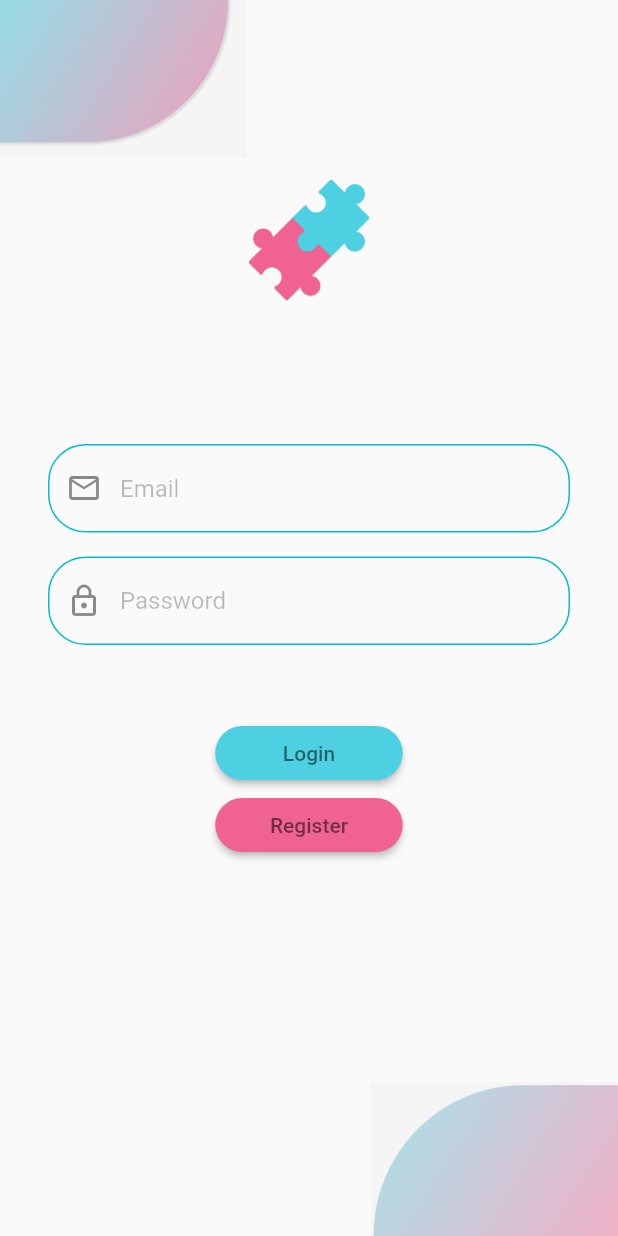
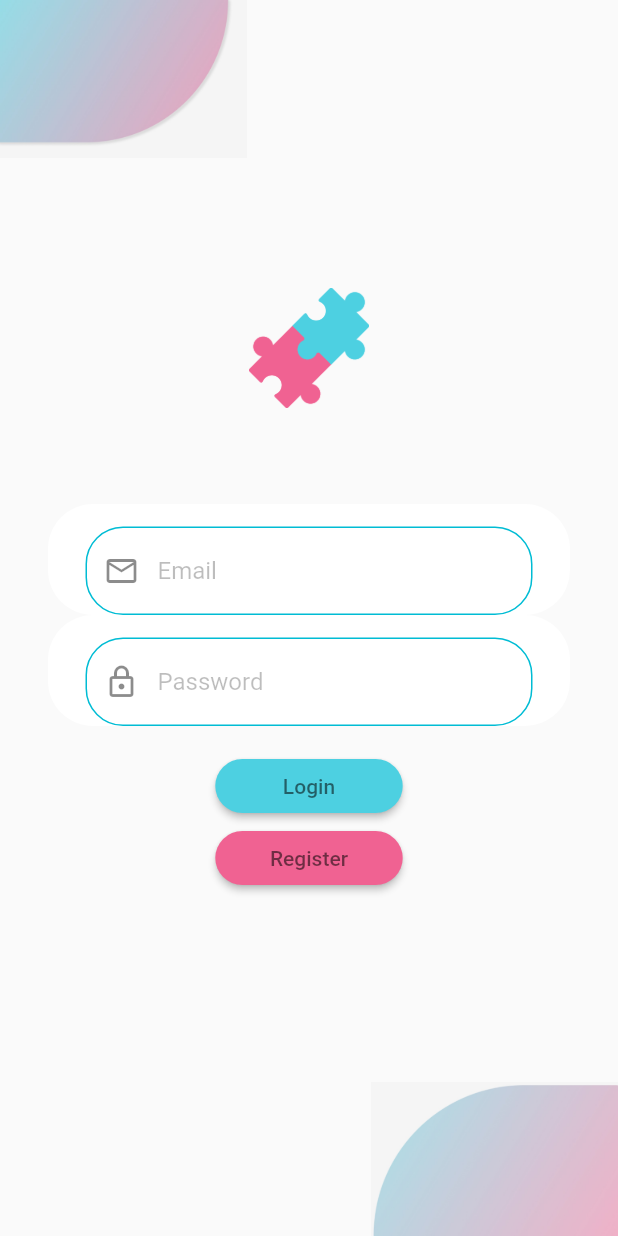
Before and after one commit to AdrianSzacsko/mtaa_frontend, a Flutter app: the screen it shows after launch, on a phone screen of 412 x 824 dp. Run offline on Flutter 3.47's test engine with Material 2 defaults, Android fonts, the phone set to English and light mode, and no system bars; our stand-ins replace dio, form_field_validator; missing offline and left inert: dart:ffi.

```diff
--- a/lib/Screens/components/sign_in_form.dart
+++ /dev/null
@@ -1,72 +0,0 @@
-import 'package:flutter/material.dart';
-import 'package:form_field_validator/form_field_validator.dart';
-
-import '../../../constants.dart';
-
-class SignInForm extends StatelessWidget {
-  SignInForm({
-    Key? key,
-    required this.formKey,
-  }) : super(key: key);
-
-  final GlobalKey formKey;
-
-  late String _email, _password;
-
-  @override
-  Widget build(BuildContext context) {
-    return Form(
-      key: formKey,
-      child: Column(
-        crossAxisAlignment: CrossAxisAlignment.start,
-        children: [
-          const SizedBox(height:defaultPadding * 4),
-          // TextFieldName(text: "Email"),
-          TextFormField(
-            keyboardType: TextInputType.emailAddress,
-            decoration: InputDecoration(hintText: "Email",
-              hintStyle: const TextStyle(color: backgroundText),
-              prefixIcon: const Padding(
-                padding: EdgeInsets.only(top: 0), // add padding to adjust icon
-                child: Icon(Icons.email_outlined),
-              ),
-              enabledBorder: OutlineInputBorder(
-                borderSide: BorderSide(color: primaryColor),
-                borderRadius: BorderRadius.circular(25.0),
-              ),
-              focusedBorder:OutlineInputBorder(
-              borderSide: const BorderSide(color: secondaryColor, width: 2.0),
-              borderRadius: BorderRadius.circular(25.0),
-            ),),
-            validator: EmailValidator(errorText: "Use a valid email!"),
-            onSaved: (email) => _email = email!,
-
-          ),
-          const SizedBox(height: defaultPadding),
-          // TextFieldName(text: "Password"),
-          TextFormField(
-            // We want to hide our password
-            obscureText: true,
-            decoration: InputDecoration(hintText: "Password",
-              hintStyle: const TextStyle(color: backgroundText),
-              prefixIcon: const Padding(
-                padding: EdgeInsets.only(top: 0), // add padding to adjust icon
-                child: Icon(Icons.lock_outlined),
-              ),
-              enabledBorder: OutlineInputBorder(
-                borderSide: BorderSide(color: primaryColor),
-                borderRadius: BorderRadius.circular(25.0),
-              ),
-              focusedBorder:OutlineInputBorder(
-                borderSide: const BorderSide(color: secondaryColor, width: 2.0),
-                borderRadius: BorderRadius.circular(25.0),
-              ),),
-            // validator: passwordValidator,
-            onSaved: (password) => _password = password!,
-          ),
-          const SizedBox(height: defaultPadding * 2),
-        ],
-      ),
-    );
-  }
-}
--- a/lib/Screens/login_screen.dart
+++ b/lib/Screens/login_screen.dart
@@ -60,7 +60,7 @@ class LoginScreen extends StatelessWidget {
   Widget build(BuildContext context) {
     return Scaffold(
       body: Container(
-        decoration: BoxDecoration(
+        decoration: const BoxDecoration(
           image: DecorationImage(
             alignment: Alignment.topCenter,
             fit: BoxFit.fill,
--- a/lib/Screens/sign_in_screen.dart
+++ b/lib/Screens/sign_in_screen.dart
@@ -1,3 +1,4 @@
+import 'package:form_field_validator/form_field_validator.dart';
 import 'package:mtaa_frontend/Screens/register_screen.dart';
 import 'package:flutter/material.dart';
 import 'package:mtaa_frontend/Screens/search_screen.dart';
@@ -5,13 +6,46 @@ import 'package:provider/provider.dart';
 
 import '../../constants.dart';
 import '../Models/auth.dart';
-import 'components/sign_in_form.dart';
+
 
 class SignInScreen extends StatelessWidget {
   // It's time to validat the text field
   final _formKey = GlobalKey<FormState>();
   final emailController = TextEditingController();
   final passwordController = TextEditingController();
+
+  Widget emailInput(TextEditingController userInput, String hintTitle, TextInputType keyboardType,
+      bool obscure, IconData icon_) {
+    return Container(
+      decoration: BoxDecoration(
+          color: Colors.white, borderRadius: BorderRadius.circular(30)),
+      child: Padding(
+        padding: const EdgeInsets.only(left: 25.0, top: 15, right: 25),
+        child: TextField(
+          controller: userInput,
+          autocorrect: false,
+          enableSuggestions: false,
+          autofocus: false,
+          keyboardType: keyboardType,
+          obscureText: obscure,
+          decoration: InputDecoration(hintText: hintTitle,
+            hintStyle: const TextStyle(color: backgroundText),
+            prefixIcon: Padding(
+              padding: EdgeInsets.only(top: 0), // add padding to adjust icon
+              child: Icon(Icons.email_outlined),
+            ),
+            enabledBorder: OutlineInputBorder(
+              borderSide: BorderSide(color: primaryColor),
+              borderRadius: BorderRadius.circular(25.0),
+            ),
+            focusedBorder:OutlineInputBorder(
+              borderSide: const BorderSide(color: secondaryColor, width: 2.0),
+              borderRadius: BorderRadius.circular(25.0),
+            ),),
+        ),
+      ),
+    );
+  }
 
   @override
   Widget build(BuildContext context) {
@@ -48,7 +82,7 @@ class SignInScreen extends StatelessWidget {
                   crossAxisAlignment: CrossAxisAlignment.center,
                   // crossAxisAlignment: CrossAxisAlignment.start,
                   children: [
-                    const SizedBox(height: defaultPadding * 7.5),
+                    const SizedBox(height: defaultPadding * 12),
                     Align(
                         child: Image.asset('assets/Images/puzzle.png',
                           height: 80.0,
@@ -72,14 +106,76 @@ class SignInScreen extends StatelessWidget {
                         ),
                       ],
                     ),*/
-                    const SizedBox(height: defaultPadding * 2),
-                    SignInForm(formKey: _formKey),
+                    const SizedBox(height: defaultPadding * 4),
+                    //const SizedBox(height:defaultPadding * 4),
+                    // TextFieldName(text: "Email"),
+                    Container(
+                      decoration: BoxDecoration(
+                          color: Colors.white, borderRadius: BorderRadius.circular(30)),
+                      child: Padding(
+                        padding: const EdgeInsets.only(left: 25.0, top: 15, right: 25),
+                        child: TextField(
+                          controller: emailController,
+                          autocorrect: false,
+                          enableSuggestions: false,
+                          autofocus: false,
+                          keyboardType: TextInputType.emailAddress,
+                          obscureText: false,
+                          decoration: InputDecoration(hintText: "Email",
+                            hintStyle: const TextStyle(color: backgroundText),
+                            prefixIcon: const Padding(
+                              padding: EdgeInsets.only(top: 0), // add padding to adjust icon
+                              child: Icon(Icons.email_outlined),
+                            ),
+                            enabledBorder: OutlineInputBorder(
+                              borderSide: const BorderSide(color: primaryColor),
+                              borderRadius: BorderRadius.circular(25.0),
+                            ),
+                            focusedBorder:OutlineInputBorder(
+                              borderSide: const BorderSide(color: secondaryColor, width: 2.0),
+                              borderRadius: BorderRadius.circular(25.0),
+                            ),),
+                        ),
+                      ),
+                    ),
+                    //const SizedBox(height: defaultPadding),
+                    // TextFieldName(text: "Password"),
+                    Container(
+                      decoration: BoxDecoration(
+                          color: Colors.white, borderRadius: BorderRadius.circular(30)),
+                      child: Padding(
+                        padding: const EdgeInsets.only(left: 25.0, top: 15, right: 25),
+                        child: TextField(
+                          controller: passwordController,
+                          autocorrect: false,
+                          enableSuggestions: false,
+                          autofocus: false,
+                          keyboardType: TextInputType.text,
+                          obscureText: true,
+                          decoration: InputDecoration(hintText: "Password",
+                            hintStyle: const TextStyle(color: backgroundText),
+                            prefixIcon: const Padding(
+                              padding: EdgeInsets.only(top: 0), // add padding to adjust icon
+                              child: Icon(Icons.lock_outlined),
+                            ),
+                            enabledBorder: OutlineInputBorder(
+                              borderSide: const BorderSide(color: primaryColor),
+                              borderRadius: BorderRadius.circular(25.0),
+                            ),
+                            focusedBorder:OutlineInputBorder(
+                              borderSide: const BorderSide(color: secondaryColor, width: 2.0),
+                              borderRadius: BorderRadius.circular(25.0),
+                            ),),
+                        ),
+                      ),
+                    ),
+                    //const SizedBox(height: defaultPadding * 2),
                     const SizedBox(height: defaultPadding),
                     SizedBox(
                       width: 125,
                       child: RaisedButton(
-                      shape: RoundedRectangleBorder(borderRadius: BorderRadius.circular(25)),
-                      color:primaryColor[300],
+                        shape: RoundedRectangleBorder(borderRadius: BorderRadius.circular(25)),
+                        color:primaryColor[300],
                         onPressed: () {
                           print(emailController);
                           print(passwordController);
```
Also changed, not shown: lib/Models/auth.dart (+9 -7 lines).
